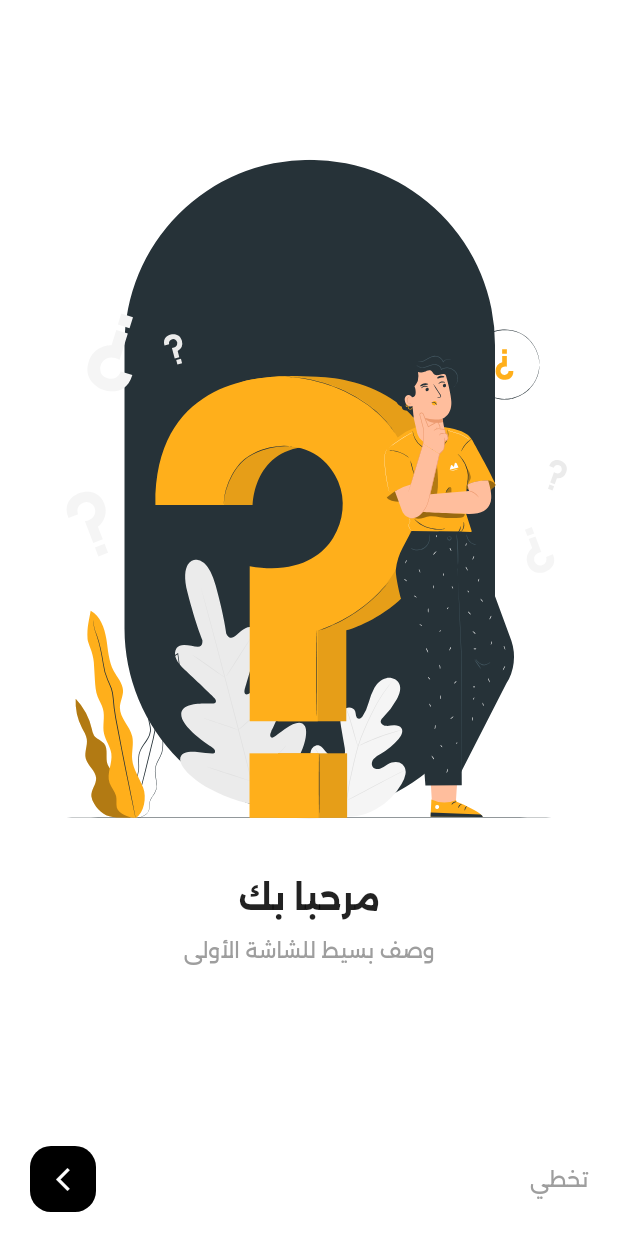
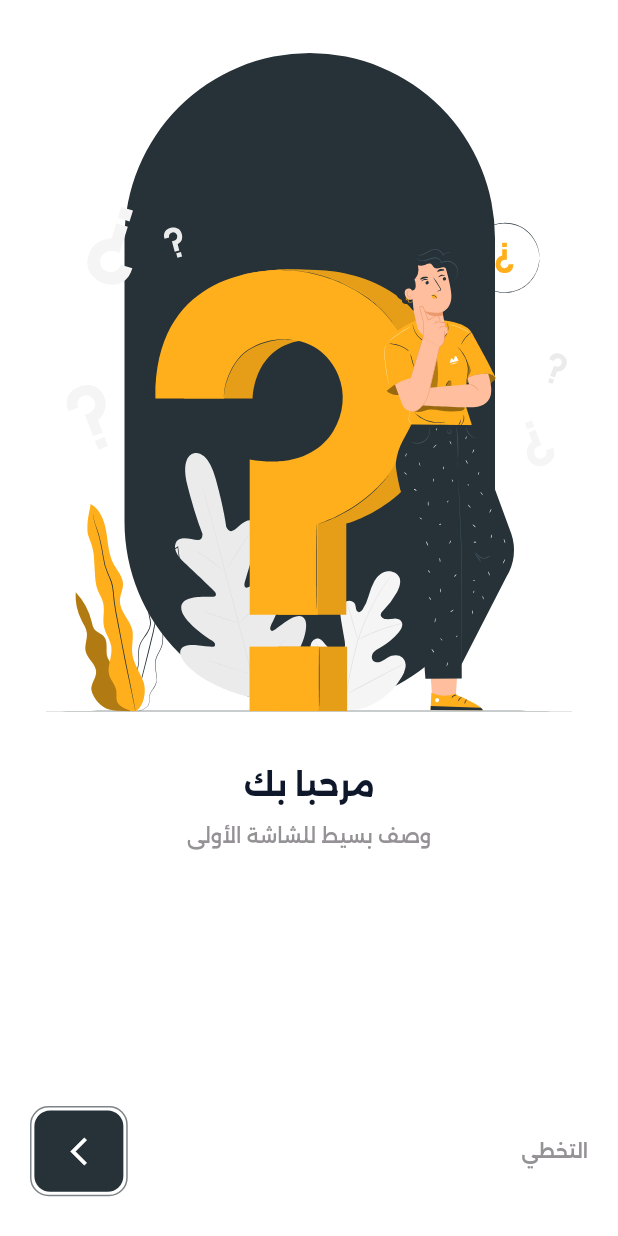
Before and after one commit to khalidMtwaley/demoapp, a Flutter app: the screen it shows after launch, on a phone screen of 412 x 824 dp. Run offline on Flutter 3.47's test engine with Material 3 defaults, Android fonts, the phone set to English and light mode, and no system bars; our stand-ins replace bot_toast, cached_network_image, country_picker, dartz, dio, easy_localization and 16 more; accounts and stored records are empty; project files that could hold a hidden picture were left out.

Commit message:
Refactor color usage in CustomButton and AppColor; enhance OnBoardingScreen with extra image support

```diff
--- a/lib/core/custom_widgets/buttons/custom_button.dart
+++ b/lib/core/custom_widgets/buttons/custom_button.dart
@@ -58,7 +58,7 @@ class CustomButton extends StatelessWidget {
               color: color ??
                   (isMainColor
                       ? AppColor.mainAppColor(context)
-                      : AppColor.secondAppColor(context)),
+                      : AppColor.blackColor(context)),
               gradient: gradient,
               borderRadius: borderRadius ?? BorderRadius.circular(radius),
               border: Border.all(color: borderColor ?? Colors.transparent),
--- a/lib/core/theme/app_colors.dart
+++ b/lib/core/theme/app_colors.dart
@@ -12,20 +12,20 @@ class AppColor {
     );
   }
 
-  static Color secondAppColor(BuildContext context, {bool listen = true}) {
-    return AppTheme.getByTheme(
-      context,
-      light: const Color(0xff23120B),
-      dark: const Color(0xff23120B),
-      listen: listen,
-    );
-  }
 
   static Color borderColor(BuildContext context, {bool listen = true}) {
     return AppTheme.getByTheme(
       context,
-      light: const Color(0xffA6A6A6),
-      dark: const Color(0xffA6A6A6),
+      light: const Color(0xff7D8488),
+      dark: const Color(0xff7D8488),
+      listen: listen,
+    );
+  }
+  static Color lightBlack1(BuildContext context, {bool listen = true}) {
+    return AppTheme.getByTheme(
+      context,
+      light: const Color(0xff263238),
+      dark: const Color(0xff263238),
       listen: listen,
     );
   }
@@ -54,6 +54,14 @@ class AppColor {
       context,
       light: const Color(0xFFA5A5A5),
       dark: const Color(0xFFA5A5A5),
+      listen: listen,
+    );
+  }
+  static Color greyTextColor(BuildContext context, {bool listen = true}) {
+    return AppTheme.getByTheme(
+      context,
+      light: const Color(0xFF959296),
+      dark: const Color(0xFF959296),
       listen: listen,
     );
   }
@@ -86,8 +94,8 @@ class AppColor {
   static Color blackColor(BuildContext context, {bool listen = true}) {
     return AppTheme.getByTheme(
       context,
-      light: const Color(0xff010728),
-      dark: const Color(0xff010728),
+      light: const Color(0xff0f172a),
+      dark: const Color(0xff0f172a),
       listen: listen,
     );
   }
--- a/lib/core/theme/app_text_style.dart
+++ b/lib/core/theme/app_text_style.dart
@@ -65,7 +65,7 @@ class AppTextStyle {
 
       fontSize: 20,
       fontWeight: FontWeight.w600,
-      color: color ?? AppColor.secondAppColor(context, listen: listen),
+      color: color ?? AppColor.blackColor(context, listen: listen),
     );
   }
 
@@ -79,7 +79,7 @@ class AppTextStyle {
 
       fontSize: 16,
       fontWeight: FontWeight.w500,
-      color: color ?? AppColor.secondAppColor(context, listen: listen),
+      color: color ?? AppColor.blackColor(context, listen: listen),
     );
   }
 
--- a/lib/core/theme/style.dart
+++ b/lib/core/theme/style.dart
@@ -23,7 +23,7 @@ ThemeData appThemeData(BuildContext context) {
       bottomSheetTheme: const BottomSheetThemeData(backgroundColor: Colors.white),
       colorScheme: ColorScheme.fromSwatch().copyWith(
         primary: AppColor.mainAppColor(context),
-        secondary: AppColor.secondAppColor(context),
+        secondary: AppColor.blackColor(context),
         surface: AppColor.whiteColor(context),
         brightness: AppTheme.getByTheme(
           context,
@@ -32,7 +32,7 @@ ThemeData appThemeData(BuildContext context) {
         ),
       ),
       appBarTheme: AppBarTheme(
-        color: AppColor.secondAppColor(context),
+        color: AppColor.blackColor(context),
         elevation: 0,
         centerTitle: true,
         titleTextStyle: AppTextStyle.appBarStyle(context),
--- a/lib/features/onboarding/screens/main_on_boardoing_screen.dart
+++ b/lib/features/onboarding/screens/main_on_boardoing_screen.dart
@@ -1,6 +1,9 @@
 import 'package:demoapp/core/images/app_images.dart';
+import 'package:demoapp/core/theme/app_colors.dart';
+import 'package:demoapp/core/theme/app_text_style.dart';
 import 'package:demoapp/features/onboarding/screens/on_boarding_data.dart';
 import 'package:flutter/material.dart';
+import 'package:flutter_screenutil/flutter_screenutil.dart';
 import 'package:flutter_svg/flutter_svg.dart';
 
 class OnBoardingScreen extends StatefulWidget {
@@ -34,6 +37,8 @@ class _OnBoardingScreenState extends State<OnBoardingScreen> {
       image: AppImages.assetsSvgOnBoardingOnboarding5,
       title: 'تواصل أسهل',
       description: 'وصف بسيط للشاشة الرابعة',
+      showExtraImage: true,
+      extraImage: AppImages.assetsSvgOnBoardingBaseOnBoarding,
     ),
     OnBoardingModel(
       image: AppImages.assetsSvgOnBoardingOnboarding6,
@@ -79,6 +84,7 @@ class _OnBoardingScreenState extends State<OnBoardingScreen> {
       body: SafeArea(
         child: Column(
           children: [
+            40.verticalSpace,
             Expanded(
               child: PageView.builder(
                 controller: _pageController,
@@ -88,27 +94,22 @@ class _OnBoardingScreenState extends State<OnBoardingScreen> {
                 },
                 itemBuilder: (context, index) {
                   final item = onBoardingList[index];
-                  return _OnBoardingItem(
-                    item: item,
-                    index: index,
-                    imagePath: item.image,
-                    title: item.title,
-                    description: item.description,
-                  );
+                  return OnBoardingItem(item: item, index: index);
                 },
               ),
             ),
 
             Padding(
-              padding: const EdgeInsets.symmetric(horizontal: 20, vertical: 16),
+              padding: EdgeInsets.symmetric(horizontal: 20, vertical: 30.h),
               child: Row(
                 children: [
-                  /// Skip
                   GestureDetector(
                     onTap: goToLogin,
-                    child: const Text(
-                      'تخطي',
-                      style: TextStyle(color: Colors.grey, fontSize: 14),
+                    child: Text(
+                      'التخطي',
+                      style: AppTextStyle.font14SemiBold(
+                        color: AppColor.greyTextColor(context),
+                      ),
                     ),
                   ),
 
@@ -126,16 +127,25 @@ class _OnBoardingScreenState extends State<OnBoardingScreen> {
                       }
                     },
                     child: Container(
-                      width: 44,
-                      height: 44,
+                      width: 68.w,
+                      height: 68.h,
+                      padding: EdgeInsets.all(2.w),
                       decoration: BoxDecoration(
-                        color: Colors.black,
-                        borderRadius: BorderRadius.circular(14),
+                        border: Border.all(
+                          color: AppColor.borderColor(context),
+                        ),
+                        borderRadius: BorderRadius.circular(14.r),
+                      ),
+                      child: Container(
+                        decoration: BoxDecoration(
+                          color: AppColor.lightBlack1(context),
+                          borderRadius: BorderRadius.circular(12.r),
                         ),
                         child: const Icon(
                           Icons.arrow_forward_ios,
                           color: Colors.white,
-                        size: 18,
+                          size: 22,
+                        ),
                       ),
                     ),
                   ),
@@ -148,57 +158,3 @@ class _OnBoardingScreenState extends State<OnBoardingScreen> {
     );
   }
 }
-
-class _OnBoardingItem extends StatelessWidget {
-  const _OnBoardingItem({
-    required this.imagePath,
-    required this.title,
-    required this.description,
-        required this.item,
-
-    required this.index,
-  });
-
-  final String imagePath;
-  final String title;
-  final String description;
-  final int index;
-    final OnBoardingModel item;
-
-
-  @override
-  Widget build(BuildContext context) {
-    return Padding(
-      padding: const EdgeInsets.symmetric(horizontal: 24),
-      child: Column(
-        mainAxisAlignment: MainAxisAlignment.center,
-        children: [
-          SvgPicture.asset(
-            imagePath,
-            // height: 240,
-          ),
-                if (item.showExtraImage && item.extraImage != null) ...[
-            const SizedBox(height: 16),
-            SvgPicture.asset(
-              item.extraImage!,
-              height: 80,
-              fit: BoxFit.contain,
-            ),
-          ],
-          const SizedBox(height: 40),
-          Text(
-            title,
-            textAlign: TextAlign.center,
-            style: const TextStyle(fontSize: 22, fontWeight: FontWeight.bold),
-          ),
-          const SizedBox(height: 12),
-          Text(
-            description,
-            textAlign: TextAlign.center,
-            style: const TextStyle(fontSize: 14, color: Colors.grey),
-          ),
-        ],
-      ),
-    );
-  }
-}
--- a/lib/features/onboarding/screens/on_boarding_data.dart
+++ b/lib/features/onboarding/screens/on_boarding_data.dart
@@ -1,3 +1,9 @@
+import 'package:demoapp/core/theme/app_colors.dart';
+import 'package:demoapp/core/theme/app_text_style.dart';
+import 'package:flutter/material.dart';
+import 'package:flutter_screenutil/flutter_screenutil.dart';
+import 'package:flutter_svg/svg.dart';
+
 class OnBoardingModel {
   final String image;
   final String title;
@@ -18,3 +24,66 @@ class OnBoardingModel {
 
   });
 }
+class OnBoardingItem extends StatelessWidget {
+  const OnBoardingItem({required this.item, required this.index});
+
+  final OnBoardingModel item;
+  final int index;
+  double _getImageOffsetY(int index) {
+    switch (index) {
+      case 3:
+        return 48.h;
+      case 4:
+        return 43.h;
+      case 5:
+        return 58.h;
+      case 6:
+        return 67.h;
+      case 7:
+        return 85.h;
+      default:
+        return 0;
+    }
+  }
+
+  @override
+  Widget build(BuildContext context) {
+    final offsetY = _getImageOffsetY(index);
+
+    return Padding(
+      padding: EdgeInsets.symmetric(horizontal: 24.w),
+      child: Column(
+        children: [
+          Stack(
+            alignment: Alignment.center,
+            children: [
+              if (item.showExtraImage && item.extraImage != null)
+                SvgPicture.asset(item.extraImage!),
+
+              Transform.translate(
+                offset: Offset(0, offsetY),
+                child: SvgPicture.asset(item.image),
+              ),
+            ],
+          ),
+
+          41.verticalSpace,
+
+          Text(
+            item.title,
+            textAlign: TextAlign.center,
+            style: AppTextStyle.font23Bold(color: AppColor.blackColor(context)),
+          ),
+          15.verticalSpace,
+          Text(
+            item.description,
+            textAlign: TextAlign.center,
+            style: AppTextStyle.font15Medium(
+              color: AppColor.greyTextColor(context),
+            ),
+          ),
+        ],
+      ),
+    );
+  }
+}
```
Lines whose indentation alone changed are shown as unchanged.
